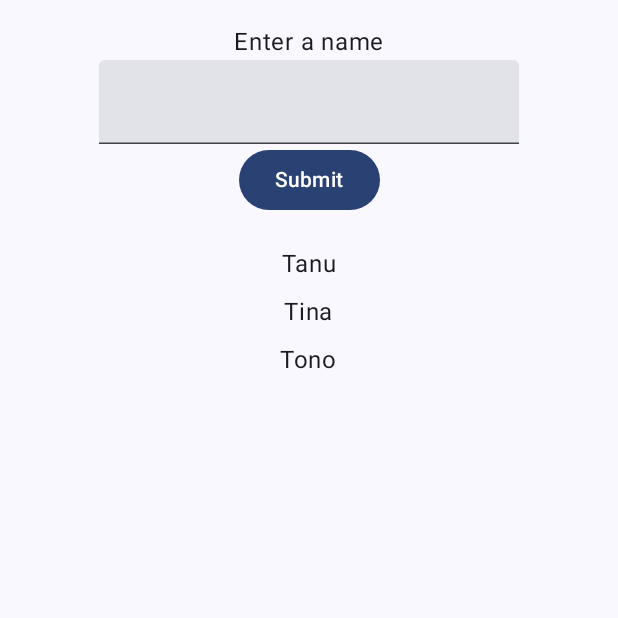
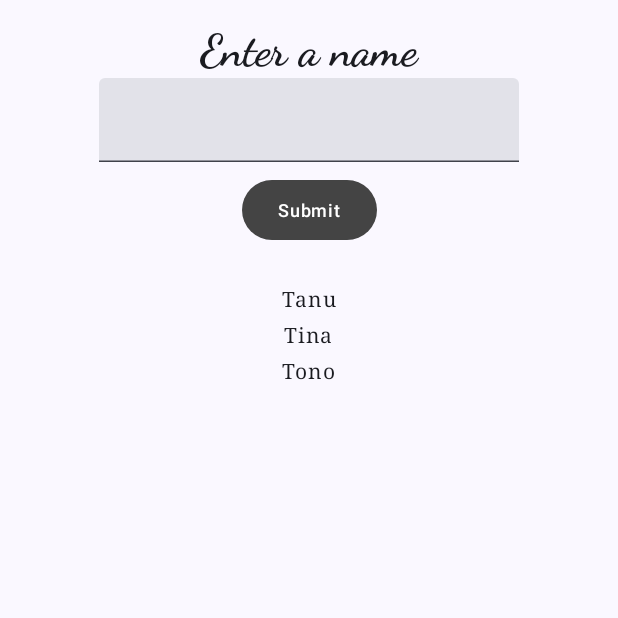
Before and after one commit to Jexxy1517/LAB_WEEK_09, an Android app built with Jetpack Compose: the screen it shows after launch (MainActivity), on a phone screen of 412 x 824 dp, the top half of it. Run offline under Robolectric (Android 15) with nearby library versions, the phone set to English and light mode, and no system bars.

Commit message:
commit part 3

```diff
--- a/app/src/main/java/com/example/lab_week_09/MainActivity.kt
+++ b/app/src/main/java/com/example/lab_week_09/MainActivity.kt
@@ -9,10 +9,8 @@ import androidx.compose.foundation.layout.padding
 import androidx.compose.foundation.lazy.LazyColumn
 import androidx.compose.foundation.lazy.items
 import androidx.compose.foundation.text.KeyboardOptions
-import androidx.compose.material3.Button
 import androidx.compose.material3.MaterialTheme
 import androidx.compose.material3.Surface
-import androidx.compose.material3.Text
 import androidx.compose.material3.TextField
 import androidx.compose.runtime.Composable
 import androidx.compose.runtime.getValue
@@ -25,9 +23,11 @@ import androidx.compose.ui.Alignment
 import androidx.compose.ui.Modifier
 import androidx.compose.ui.res.stringResource
 import androidx.compose.ui.text.input.KeyboardType
-import androidx.compose.ui.tooling.preview.Preview
 import androidx.compose.ui.unit.dp
 import com.example.lab_week_09.ui.theme.LAB_WEEK_09Theme
+import com.example.lab_week_09.ui.theme.OnBackgroundItemText
+import com.example.lab_week_09.ui.theme.OnBackgroundTitleText
+import com.example.lab_week_09.ui.theme.PrimaryTextButton
 
 class MainActivity : ComponentActivity() {
     override fun onCreate(savedInstanceState: Bundle?) {
@@ -77,10 +77,12 @@ fun HomeContent(
     LazyColumn {
         item {
             Column(
-                modifier = Modifier.padding(16.dp).fillMaxSize(),
+                modifier = Modifier
+                    .padding(16.dp)
+                    .fillMaxSize(),
                 horizontalAlignment = Alignment.CenterHorizontally
             ) {
-                Text(
+                OnBackgroundTitleText(
                     text = stringResource(
                         id = R.string.enter_item
                     )
@@ -94,23 +96,23 @@ fun HomeContent(
                         onInputValueChange(it)
                     }
                 )
-                Button(onClick = {
+                PrimaryTextButton(
+                    text = stringResource(
+                        id = R.string.button_click
+                    )
+                ) {
                     onButtonClick()
-                }) {
-                    Text(
-                        text = stringResource(
-                            id = R.string.button_click
-                        )
-                    )
                 }
             }
         }
         items(listData) { item ->
             Column(
-                modifier = Modifier.padding(vertical = 4.dp).fillMaxSize(),
+                modifier = Modifier
+                    .padding(vertical = 4.dp)
+                    .fillMaxSize(),
                 horizontalAlignment = Alignment.CenterHorizontally
             ) {
-                Text(text = item.name)
+                OnBackgroundItemText(text = item.name)
             }
         }
     }
--- a/app/src/main/java/com/example/lab_week_09/ui/theme/Color.kt
+++ b/app/src/main/java/com/example/lab_week_09/ui/theme/Color.kt
@@ -2,10 +2,10 @@ package com.example.lab_week_09.ui.theme
 
 import androidx.compose.ui.graphics.Color
 
-val Purple80 = Color(0xFFD0BCFF)
-val PurpleGrey80 = Color(0xFFCCC2DC)
-val Pink80 = Color(0xFFEFB8C8)
+val CustomLightBlue = Color(0xFF81D4FA)
+val CustomGray = Color(0xFF9E9E9E)
+val CustomDarkGray = Color(0xFF616161)
 
-val Purple40 = Color(0xFF6650a4)
-val PurpleGrey40 = Color(0xFF625b71)
-val Pink40 = Color(0xFF7D5260)
+val CustomDarkBlue = Color(0xFF03A9F4)
+val CustomDarkerGray = Color(0xFF424242)
+val CustomLightGray = Color(0xFFBDBDBD)
--- /dev/null
+++ b/app/src/main/java/com/example/lab_week_09/ui/theme/Elements.kt
@@ -0,0 +1,70 @@
+package com.example.lab_week_09.ui.theme
+
+import androidx.compose.foundation.layout.padding
+import androidx.compose.material3.Button
+import androidx.compose.material3.ButtonDefaults
+import androidx.compose.material3.MaterialTheme
+import androidx.compose.material3.Text
+import androidx.compose.runtime.Composable
+import androidx.compose.ui.Modifier
+import androidx.compose.ui.graphics.Color
+import androidx.compose.ui.unit.dp
+
+@Composable
+fun OnBackgroundTitleText(text: String) {
+    TitleText(
+        text = text, color =
+            MaterialTheme.colorScheme.onBackground
+    )
+}
+
+@Composable
+fun TitleText(text: String, color: Color) {
+    Text(
+        text = text, style =
+            MaterialTheme.typography.titleLarge, color = color
+    )
+}
+
+@Composable
+fun OnBackgroundItemText(text: String) {
+    ItemText(
+        text = text, color =
+            MaterialTheme.colorScheme.onBackground
+    )
+}
+
+@Composable
+fun ItemText(text: String, color: Color) {
+    Text(
+        text = text, style =
+            MaterialTheme.typography.bodySmall, color = color
+    )
+}
+
+@Composable
+fun PrimaryTextButton(text: String, onClick: () -> Unit) {
+    TextButton(
+        text = text,
+        textColor = Color.White,
+        onClick = onClick
+    )
+}
+
+@Composable
+fun TextButton(text: String, textColor: Color, onClick: () -> Unit) {
+    Button(
+        onClick = onClick,
+        modifier = Modifier.padding(8.dp),
+        colors = ButtonDefaults
+            .buttonColors(
+                containerColor = Color.DarkGray,
+                contentColor = textColor
+            )
+    ) {
+        Text(
+            text = text, style =
+                MaterialTheme.typography.labelMedium
+        )
+    }
+}
--- a/app/src/main/java/com/example/lab_week_09/ui/theme/Theme.kt
+++ b/app/src/main/java/com/example/lab_week_09/ui/theme/Theme.kt
@@ -9,34 +9,27 @@ import androidx.compose.material3.dynamicDarkColorScheme
 import androidx.compose.material3.dynamicLightColorScheme
 import androidx.compose.material3.lightColorScheme
 import androidx.compose.runtime.Composable
+import androidx.compose.runtime.SideEffect
+import androidx.compose.ui.graphics.toArgb
 import androidx.compose.ui.platform.LocalContext
+import androidx.compose.ui.platform.LocalView
+import androidx.core.view.WindowCompat
 
 private val DarkColorScheme = darkColorScheme(
-    primary = Purple80,
-    secondary = PurpleGrey80,
-    tertiary = Pink80
+    primary = CustomDarkBlue,
+    secondary = CustomDarkerGray,
+    tertiary = CustomLightGray
 )
 
 private val LightColorScheme = lightColorScheme(
-    primary = Purple40,
-    secondary = PurpleGrey40,
-    tertiary = Pink40
-
-    /* Other default colors to override
-    background = Color(0xFFFFFBFE),
-    surface = Color(0xFFFFFBFE),
-    onPrimary = Color.White,
-    onSecondary = Color.White,
-    onTertiary = Color.White,
-    onBackground = Color(0xFF1C1B1F),
-    onSurface = Color(0xFF1C1B1F),
-    */
+    primary = CustomLightBlue,
+    secondary = CustomGray,
+    tertiary = CustomDarkGray
 )
 
 @Composable
 fun LAB_WEEK_09Theme(
     darkTheme: Boolean = isSystemInDarkTheme(),
-    // Dynamic color is available on Android 12+
     dynamicColor: Boolean = true,
     content: @Composable () -> Unit
 ) {
@@ -49,6 +42,14 @@ fun LAB_WEEK_09Theme(
         darkTheme -> DarkColorScheme
         else -> LightColorScheme
     }
+    val view = LocalView.current
+    if (!view.isInEditMode) {
+        SideEffect {
+            val window = (view.context as Activity).window
+            window.statusBarColor = colorScheme.primary.toArgb()
+            WindowCompat.getInsetsController(window, view).isAppearanceLightStatusBars = darkTheme
+        }
+    }
 
     MaterialTheme(
         colorScheme = colorScheme,
--- a/app/src/main/java/com/example/lab_week_09/ui/theme/Type.kt
+++ b/app/src/main/java/com/example/lab_week_09/ui/theme/Type.kt
@@ -6,7 +6,6 @@ import androidx.compose.ui.text.font.FontFamily
 import androidx.compose.ui.text.font.FontWeight
 import androidx.compose.ui.unit.sp
 
-// Set of Material typography styles to start with
 val Typography = Typography(
     bodyLarge = TextStyle(
         fontFamily = FontFamily.Default,
@@ -14,21 +13,26 @@ val Typography = Typography(
         fontSize = 16.sp,
         lineHeight = 24.sp,
         letterSpacing = 0.5.sp
-    )
-    /* Other default text styles to override
+    ),
     titleLarge = TextStyle(
-        fontFamily = FontFamily.Default,
-        fontWeight = FontWeight.Normal,
-        fontSize = 22.sp,
-        lineHeight = 28.sp,
+        fontFamily = FontFamily.Cursive,
+        fontWeight = FontWeight.Bold,
+        fontSize = 30.sp,
+        lineHeight = 36.sp,
         letterSpacing = 0.sp
     ),
-    labelSmall = TextStyle(
+    bodySmall = TextStyle(
+        fontFamily = FontFamily.Serif,
+        fontWeight = FontWeight.Normal,
+        fontSize = 14.sp,
+        lineHeight = 20.sp,
+        letterSpacing = 0.5.sp
+    ),
+    labelMedium = TextStyle(
         fontFamily = FontFamily.Default,
         fontWeight = FontWeight.Medium,
-        fontSize = 11.sp,
+        fontSize = 12.sp,
         lineHeight = 16.sp,
         letterSpacing = 0.5.sp
     )
-    */
 )
```
